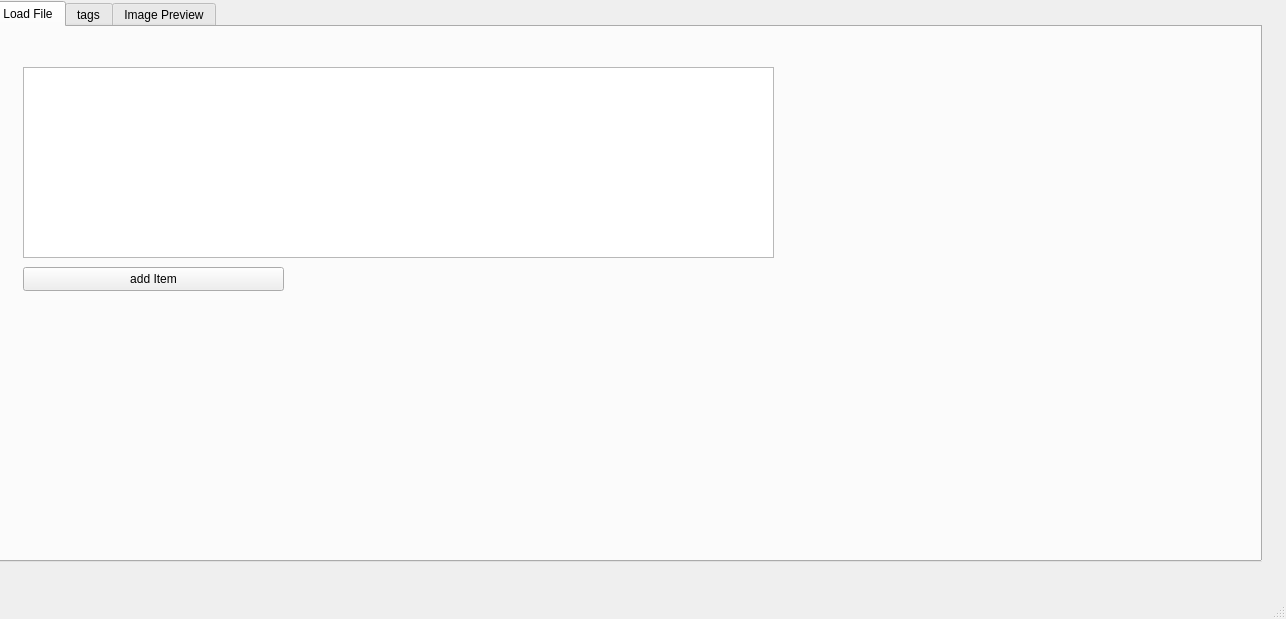
This is tools/interface/src/mainwindow.ui in GabrielFalisiewicz/DICOM_data_software as Qt 5 draws it before an edit. The edited form follows.
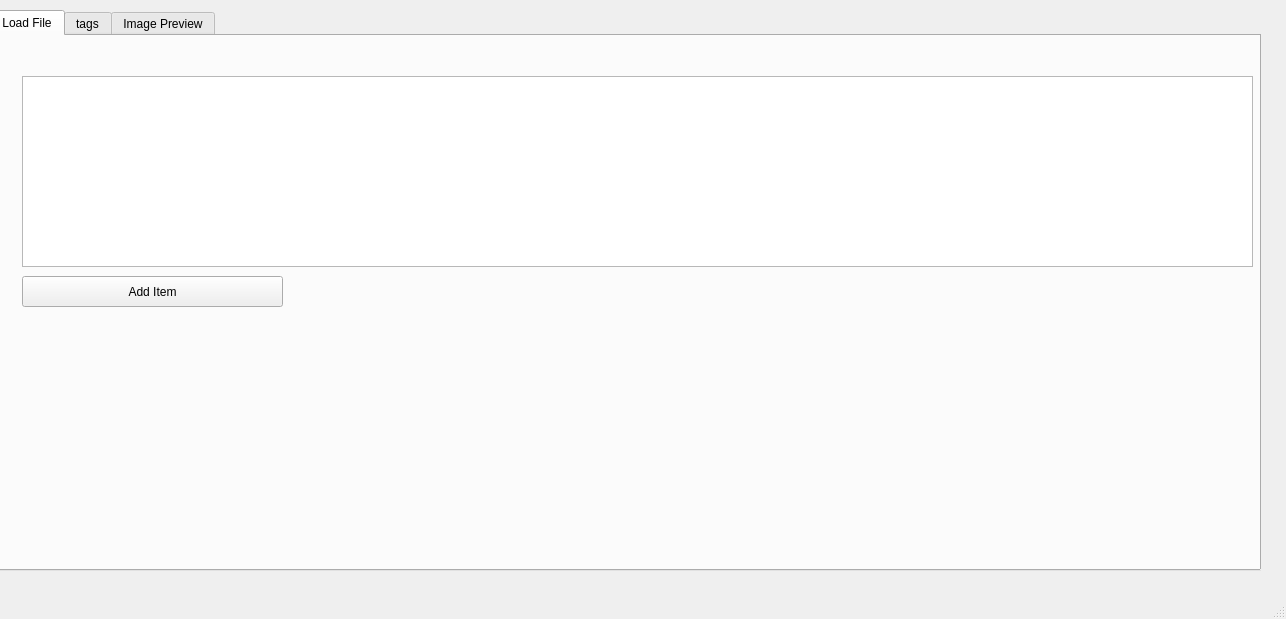
This is the edited form. The open tabs and pages were chosen to show the change.

What changed in the file:
```diff
--- a/tools/interface/src/mainwindow.ui
+++ b/tools/interface/src/mainwindow.ui
@@ -23,8 +23,8 @@
    <widget class="QTabWidget" name="tabWidget">
     <property name="geometry">
      <rect>
-      <x>-9</x>
-      <y>1</y>
+      <x>-10</x>
+      <y>10</y>
       <width>1271</width>
       <height>561</height>
      </rect>
@@ -41,6 +41,9 @@
     <property name="toolTip">
      <string>&lt;html&gt;&lt;head/&gt;&lt;body&gt;&lt;p&gt;Load File&lt;/p&gt;&lt;/body&gt;&lt;/html&gt;</string>
     </property>
+    <property name="styleSheet">
+     <string notr="true"/>
+    </property>
     <property name="currentIndex">
      <number>2</number>
     </property>
@@ -56,7 +59,7 @@
        <rect>
         <x>30</x>
         <y>40</y>
-        <width>751</width>
+        <width>1231</width>
         <height>191</height>
        </rect>
       </property>
@@ -67,11 +70,11 @@
         <x>30</x>
         <y>240</y>
         <width>261</width>
-        <height>24</height>
+        <height>31</height>
        </rect>
       </property>
       <property name="text">
-       <string>add Item</string>
+       <string>Add Item</string>
       </property>
      </widget>
     </widget>
```
Left out of the diff: 4 changed lines with no effect on the pictures.
